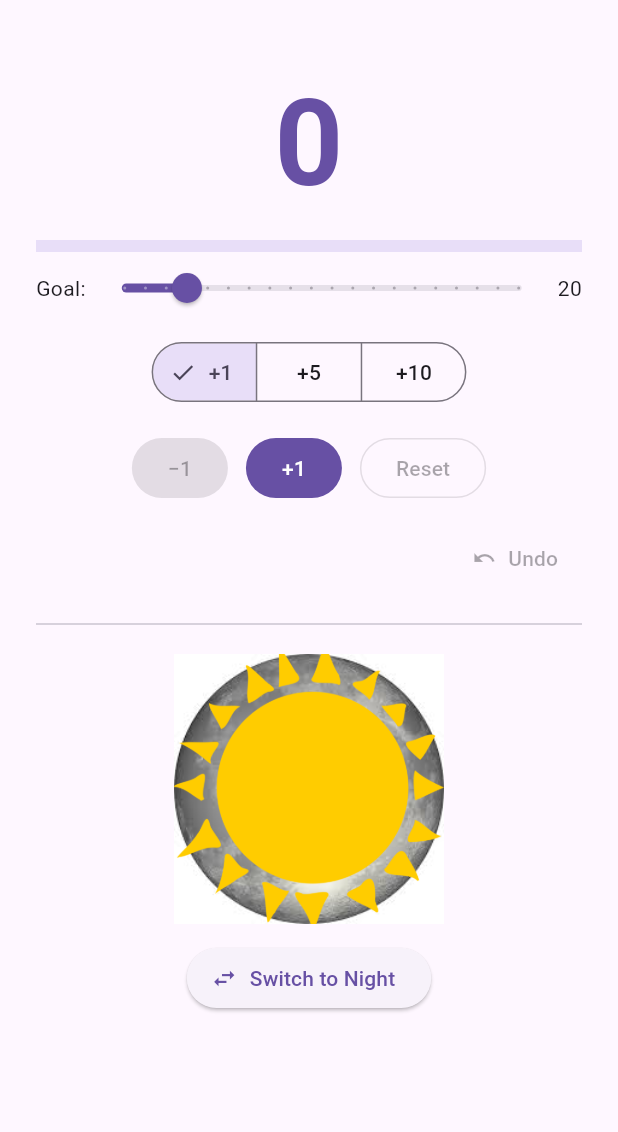
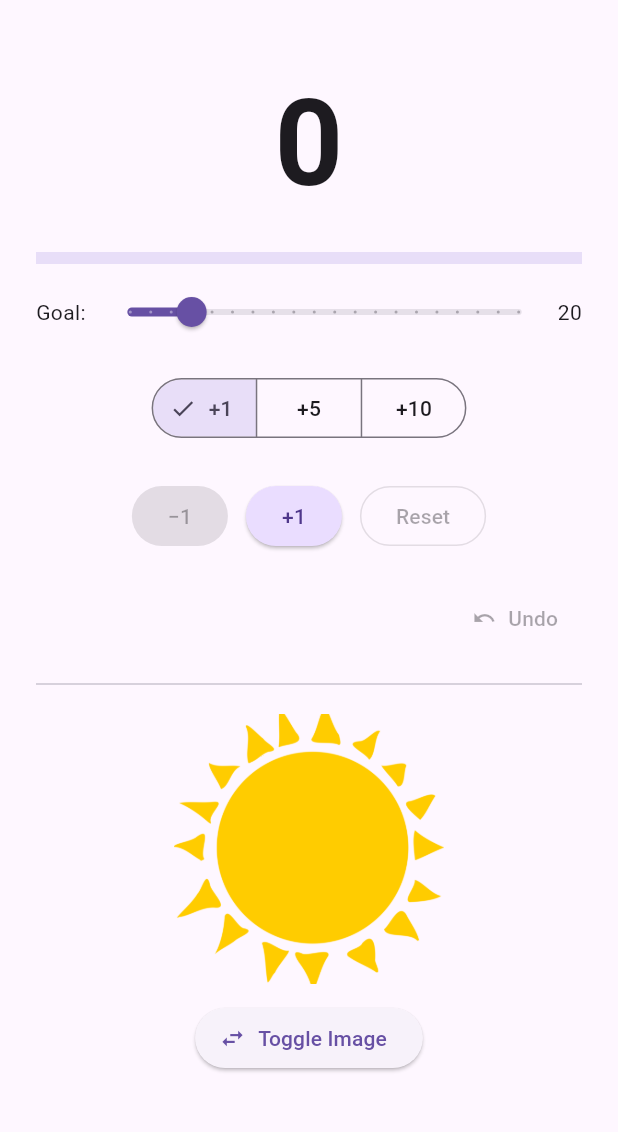
Before and after one commit to zmarcher9/cw01, a Flutter app: the screen it shows after launch, on a phone screen of 412 x 824 dp, the part 63-1195 px from its top. Run offline on Flutter 3.47's test engine with Material 3 defaults, Android fonts, the phone set to English and light mode, and no system bars.

Commit message:
Fixed toggle

```diff
--- a/cw01/lib/main.dart
+++ b/cw01/lib/main.dart
@@ -1,62 +1,97 @@
 import 'package:flutter/material.dart';
 
-void main() => runApp(const MyApp());
-
-class MyApp extends StatefulWidget {
-  const MyApp({super.key});
-  @override
-  State<MyApp> createState() => _MyAppState();
+void main() {
+  runApp(const CounterImageToggleApp());
 }
 
-class _MyAppState extends State<MyApp> {
-  ThemeMode _themeMode = ThemeMode.light;
+// 1. We change the Root Widget to be Stateful.
+// This allows it to hold the Theme State for the ENTIRE app.
+class CounterImageToggleApp extends StatefulWidget {
+  const CounterImageToggleApp({super.key});
+
+  @override
+  State<CounterImageToggleApp> createState() => _CounterImageToggleAppState();
+}
+
+class _CounterImageToggleAppState extends State<CounterImageToggleApp> {
+  // This variable now controls the theme for the WHOLE app
+  bool _isDark = false;
+
+  void _toggleTheme() {
+    setState(() {
+      _isDark = !_isDark;
+    });
+  }
 
   @override
   Widget build(BuildContext context) {
     return MaterialApp(
       title: 'CW1 Counter & Toggle',
-      themeMode: _themeMode,
-      theme: ThemeData.light(useMaterial3: true),
-      darkTheme: ThemeData.dark(useMaterial3: true),
-      home: HomePage(
-        isDark: _themeMode == ThemeMode.dark,
-        onToggleTheme: () => setState(() => _themeMode =
-            _themeMode == ThemeMode.light ? ThemeMode.dark : ThemeMode.light),
-      ),
+      debugShowCheckedModeBanner: false,
+      // The theme logic happens here at the top
+      themeMode: _isDark ? ThemeMode.dark : ThemeMode.light,
+      theme: ThemeData.light(),
+      darkTheme: ThemeData.dark(),
+      // We pass the toggle function down to the HomePage
+      home: HomePage(isDark: _isDark, onThemeToggle: _toggleTheme),
     );
   }
 }
 
 class HomePage extends StatefulWidget {
   final bool isDark;
-  final VoidCallback onToggleTheme;
-  const HomePage({super.key, required this.isDark, required this.onToggleTheme});
+  final VoidCallback onThemeToggle;
+
+  const HomePage({
+    super.key,
+    required this.isDark,
+    required this.onThemeToggle,
+  });
+
   @override
   State<HomePage> createState() => _HomePageState();
 }
 
 class _HomePageState extends State<HomePage> with SingleTickerProviderStateMixin {
-  // Task 1 state
+  // Task 1 State
   int _counter = 0;
   int _step = 1;
   int _goal = 20;
   final List<(int value, String label)> _history = [];
 
-  // Task 2 state
+  // Task 2 State
   bool _isFirstImage = true;
-  late final AnimationController _ctrl;
-  late final Animation<double> _fade;
+  late final AnimationController _controller;
+  late final Animation<double> _animation;
 
   @override
   void initState() {
     super.initState();
-    _ctrl = AnimationController(vsync: this, duration: const Duration(milliseconds: 500));
-    _fade = CurvedAnimation(parent: _ctrl, curve: Curves.easeInOut);
-    _ctrl.value = 1.0; // start with image1 visible
+    _controller = AnimationController(
+      duration: const Duration(milliseconds: 300),
+      vsync: this,
+    );
+    _animation = CurvedAnimation(parent: _controller, curve: Curves.easeInOut);
+    _controller.value = 1.0; // Start visible
   }
 
   @override
-  void dispose() { _ctrl.dispose(); super.dispose(); }
+  void dispose() {
+    _controller.dispose();
+    super.dispose();
+  }
+
+  // --- FIX: The Animation Logic ---
+  void _toggleImage() async {
+    // 1. Fade OUT the old image
+    await _controller.reverse();
+
+    // 2. SWAP the image file while it is invisible
+    setState(() => _isFirstImage = !_isFirstImage);
+
+    // 3. Fade IN the new image
+    _controller.forward();
+  }
 
   void _change(int delta) {
     setState(() {
@@ -68,54 +103,62 @@ class _HomePageState extends State<HomePage> with SingleTickerProviderStateMixin
 
   void _undo() {
     if (_history.length < 2) return;
-    setState(() { _history.removeAt(0); _counter = _history.first.$1; });
+    setState(() {
+      _history.removeAt(0);
+      _counter = _history.first.$1;
+    });
   }
 
   void _reset() => setState(() {
-    _counter = 0;
-    _history.insert(0, (0, 'reset'));
-    if (_history.length > 5) _history.removeLast();
-  });
-
-  void _toggleImage() {
-    _isFirstImage ? _ctrl.reverse() : _ctrl.forward();
-    setState(() => _isFirstImage = !_isFirstImage);
-  }
+        _counter = 0;
+        _history.clear();
+      });
 
   @override
   Widget build(BuildContext context) {
-    final cs = Theme.of(context).colorScheme;
     final progress = (_counter / _goal).clamp(0.0, 1.0);
 
+    // --- FIX: NO MaterialApp here. Just Scaffold. ---
     return Scaffold(
       appBar: AppBar(
         title: const Text('CW1 Counter & Toggle'),
         actions: [
+          // This button calls the function in the Root Widget
           IconButton(
+            onPressed: widget.onThemeToggle,
             icon: Icon(widget.isDark ? Icons.light_mode : Icons.dark_mode),
-            onPressed: widget.onToggleTheme,
+            tooltip: 'Toggle Theme',
           ),
         ],
       ),
       body: SingleChildScrollView(
         padding: const EdgeInsets.all(24),
         child: Column(
-          crossAxisAlignment: CrossAxisAlignment.center,
           children: [
-            // Counter display
-            Text('$_counter',
-                style: TextStyle(fontSize: 80, fontWeight: FontWeight.bold,
-                    color: progress >= 1.0 ? Colors.green : cs.primary)),
-            if (progress >= 1.0) const Text('🎉 Goal reached!'),
+            // Counter
+            Text(
+              '$_counter',
+              style: TextStyle(
+                fontSize: 80,
+                fontWeight: FontWeight.bold,
+                // Use theme colors so it updates automatically
+                color: progress >= 1.0 ? Colors.green : Theme.of(context).colorScheme.onSurface,
+              ),
+            ),
+            if (progress >= 1.0) const Text('🎉 Goal reached!', style: TextStyle(fontWeight: FontWeight.bold)),
 
-            // Progress bar and goal slider
+            // Goal & Progress
+            const SizedBox(height: 16),
+            LinearProgressIndicator(value: progress, minHeight: 8),
             const SizedBox(height: 8),
-            LinearProgressIndicator(value: progress, minHeight: 8),
-            Row(mainAxisAlignment: MainAxisAlignment.spaceBetween, children: [
-              const Text('Goal:'),
+            Row(children: [
+              const Text('Goal: '),
               Expanded(
                 child: Slider(
-                  value: _goal.toDouble(), min: 5, max: 100, divisions: 19,
+                  value: _goal.toDouble(),
+                  min: 5,
+                  max: 100,
+                  divisions: 19,
                   label: '$_goal',
                   onChanged: (v) => setState(() => _goal = v.round()),
                 ),
@@ -123,23 +166,29 @@ class _HomePageState extends State<HomePage> with SingleTickerProviderStateMixin
               Text('$_goal'),
             ]),
 
-            // Step selector
-            const SizedBox(height: 8),
+            // Step Selector
+            const SizedBox(height: 16),
             SegmentedButton<int>(
-              segments: [1, 5, 10].map((s) => ButtonSegment(value: s, label: Text('+$s'))).toList(),
+              segments: [1, 5, 10]
+                  .map((s) => ButtonSegment(value: s, label: Text('+$s')))
+                  .toList(),
               selected: {_step},
               onSelectionChanged: (s) => setState(() => _step = s.first),
             ),
 
-            // Counter buttons
-            const SizedBox(height: 16),
+            // Controls
+            const SizedBox(height: 24),
             Row(mainAxisAlignment: MainAxisAlignment.center, children: [
               ElevatedButton(
                 onPressed: _counter <= 0 ? null : () => _change(-_step),
                 child: Text('−$_step'),
               ),
               const SizedBox(width: 12),
-              FilledButton(
+              ElevatedButton(
+                style: ElevatedButton.styleFrom(
+                   backgroundColor: Theme.of(context).colorScheme.primaryContainer,
+                   foregroundColor: Theme.of(context).colorScheme.onPrimaryContainer,
+                ),
                 onPressed: () => _change(_step),
                 child: Text('+$_step'),
               ),
@@ -150,36 +199,40 @@ class _HomePageState extends State<HomePage> with SingleTickerProviderStateMixin
               ),
             ]),
 
-            // History and undo
-            const SizedBox(height: 12),
-            Row(mainAxisAlignment: MainAxisAlignment.spaceBetween, children: [
-              Wrap(
-                spacing: 6,
-                children: _history.map((e) =>
-                  Chip(label: Text('${e.$2}→${e.$1}'), visualDensity: VisualDensity.compact)
-                ).toList(),
-              ),
-              TextButton.icon(
+            // History
+            const SizedBox(height: 20),
+            Align(
+              alignment: Alignment.centerRight,
+              child: TextButton.icon(
                 onPressed: _history.length >= 2 ? _undo : null,
                 icon: const Icon(Icons.undo, size: 16),
                 label: const Text('Undo'),
               ),
-            ]),
+            ),
 
-            // Image toggle with fade animation
+            // Image Toggle
             const Divider(height: 40),
-            Stack(alignment: Alignment.center, children: [
-              Image.asset('assets/images/image2.jpg', width: 180, height: 180, fit: BoxFit.cover),
-              FadeTransition(
-                opacity: _fade,
-                child: Image.asset('assets/images/image1.png', width: 180, height: 180, fit: BoxFit.cover),
+            FadeTransition(
+              opacity: _animation,
+              child: ClipRRect(
+                borderRadius: BorderRadius.circular(16),
+                child: Image.asset(
+                  _isFirstImage ? 'assets/images/image1.png' : 'assets/images/image2.jpg',
+                  width: 180,
+                  height: 180,
+                  fit: BoxFit.cover,
+                  errorBuilder: (c, e, s) => Container(
+                    width: 180, height: 180, color: Colors.grey.shade300,
+                    child: const Icon(Icons.broken_image)
+                  ),
+                ),
               ),
-            ]),
+            ),
             const SizedBox(height: 12),
             ElevatedButton.icon(
               onPressed: _toggleImage,
               icon: const Icon(Icons.swap_horiz),
-              label: Text(_isFirstImage ? 'Switch to Night' : 'Switch to Day'),
+              label: const Text('Toggle Image'),
             ),
           ],
         ),
```
